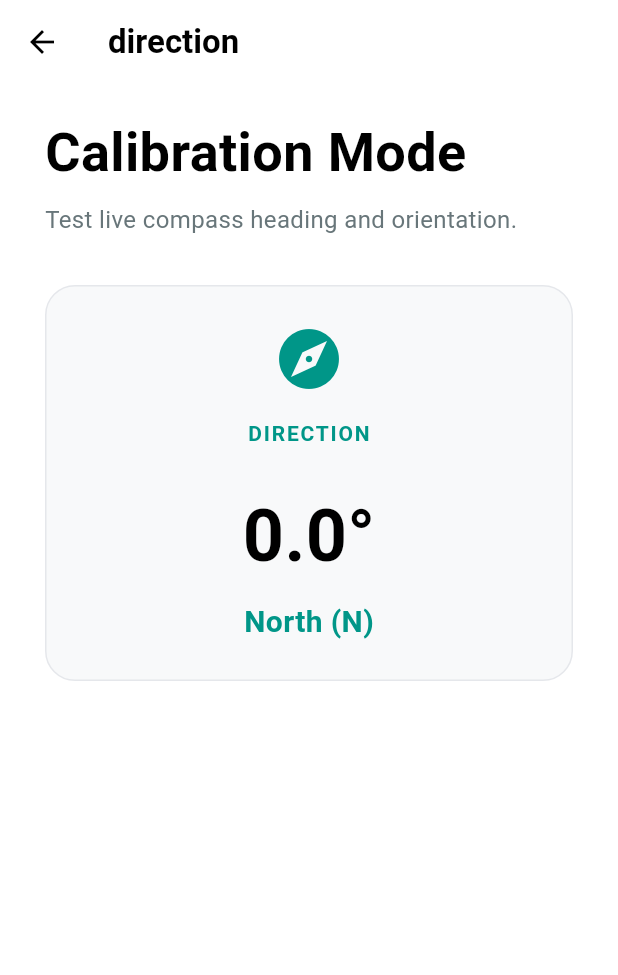
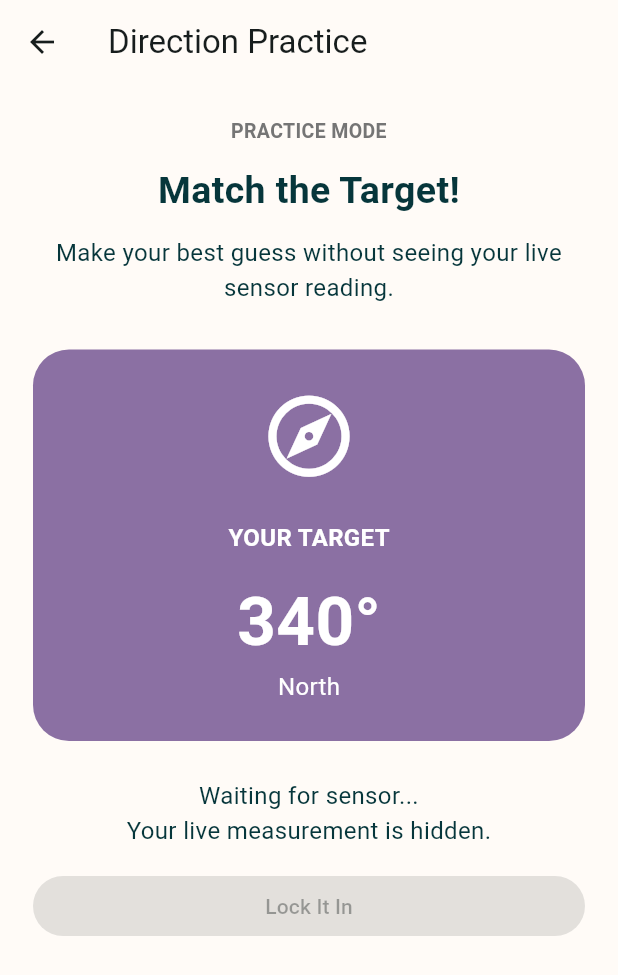
Before and after one commit to kaylamattson/csen268_final_project, a Flutter app: the PracticeScreen widget shown alone on an empty page, opened directly, after a tap on "Direction Task", on a phone screen of 412 x 824 dp. Shown: the top 975 px of the screen. Run offline on Flutter 3.47's test engine with Material 3 defaults, Android fonts, the phone set to English and light mode, and no system bars; our stand-ins replace cloud_firestore, firebase_auth, firebase_core, firebase_messaging, flutter_bloc, sensors_plus; missing offline and left inert: light; accounts and stored records are empty; network calls fail.

Commit message:
made practice stuff actully work

```diff
--- /dev/null
+++ b/lib/screens/practice_challenge_page.dart
@@ -0,0 +1,440 @@
+import 'dart:async';
+import 'dart:math' as math;
+
+import 'package:flutter/material.dart';
+import 'package:light/light.dart';
+import 'package:sensors_plus/sensors_plus.dart';
+
+import '../models/sensor_kind.dart';
+
+class PracticeChallengePage extends StatefulWidget {
+  final SensorKind kind;
+
+  const PracticeChallengePage({
+    super.key,
+    required this.kind,
+  });
+
+  @override
+  State<PracticeChallengePage> createState() => _PracticeChallengePageState();
+}
+
+class _PracticeChallengePageState extends State<PracticeChallengePage> {
+  final math.Random random = math.Random();
+
+  StreamSubscription<MagnetometerEvent>? compassSubscription;
+  StreamSubscription<AccelerometerEvent>? tiltSubscription;
+  StreamSubscription<int>? lightSubscription;
+
+  double? currentReading;
+  double? startingHeading;
+  double? lockedReading;
+  String? sensorError;
+
+  late double target;
+
+  bool tiltReady = false;
+  bool isLocked = false;
+
+  bool get isDirection => widget.kind == SensorKind.direction;
+
+  bool get isTilt => widget.kind == SensorKind.tilt;
+
+  bool get isLight => widget.kind == SensorKind.light;
+
+  @override
+  void initState() {
+    super.initState();
+    target = generateTarget();
+    startSensor();
+  }
+
+  double generateTarget() {
+    switch (widget.kind) {
+      case SensorKind.direction:
+        return random.nextInt(360).toDouble();
+
+      case SensorKind.tilt:
+        return (15 + random.nextInt(61)).toDouble();
+
+      case SensorKind.light:
+        return random.nextInt(40001).toDouble();
+    }
+  }
+
+  String cardinalDirection(double degrees) {
+    const directions = [
+      'North',
+      'Northeast',
+      'East',
+      'Southeast',
+      'South',
+      'Southwest',
+      'West',
+      'Northwest',
+    ];
+
+    final index = ((degrees + 22.5) ~/ 45) % 8;
+    return directions[index];
+  }
+
+  void updateReading(double value) {
+    if (!mounted || isLocked) return;
+
+    setState(() {
+      currentReading = value;
+
+      if (isDirection) {
+        startingHeading ??= value;
+      }
+    });
+  }
+
+  void startSensor() {
+    if (isDirection) {
+      compassSubscription = magnetometerEventStream().listen(
+        (event) {
+          final heading =
+              (math.atan2(event.y, event.x) * 180 / math.pi + 360) % 360;
+
+          updateReading(heading);
+        },
+        onError: handleSensorError,
+      );
+    } else if (isTilt) {
+      tiltSubscription = accelerometerEventStream().listen(
+        (event) {
+          final angle = math.atan2(event.y, event.z) * 180 / math.pi;
+
+          updateReading(angle.abs());
+        },
+        onError: handleSensorError,
+      );
+    } else {
+      lightSubscription = Light().lightSensorStream.listen(
+        (lux) {
+          updateReading(lux.toDouble());
+        },
+        onError: handleSensorError,
+      );
+    }
+  }
+
+  void handleSensorError(Object error) {
+    if (!mounted) return;
+
+    setState(() {
+      sensorError = error.toString();
+    });
+  }
+
+  void confirmTiltReady() {
+    if (!isTilt || currentReading == null || currentReading! > 5 || isLocked) {
+      return;
+    }
+
+    setState(() {
+      tiltReady = true;
+    });
+  }
+
+  void lockItIn() {
+    if (currentReading == null || isLocked) return;
+
+    if (isTilt && !tiltReady) return;
+
+    setState(() {
+      lockedReading = currentReading;
+      isLocked = true;
+    });
+  }
+
+  double get error {
+    if (lockedReading == null) return 0;
+
+    final difference = (lockedReading! - target).abs();
+
+    if (isDirection) {
+      return math.min(difference, 360 - difference);
+    }
+
+    return difference;
+  }
+
+  void tryAgain() {
+    final oldTarget = target;
+    double newTarget = generateTarget();
+
+    // Avoid generating the same target twice in a row.
+    while (newTarget == oldTarget) {
+      newTarget = generateTarget();
+    }
+
+    setState(() {
+      target = newTarget;
+      lockedReading = null;
+      isLocked = false;
+      tiltReady = false;
+
+      // The next attempt starts at the current heading.
+      startingHeading = isDirection ? currentReading : null;
+    });
+  }
+
+  String get taskTitle {
+    if (isDirection) return 'Direction Practice';
+    if (isTilt) return 'Tilt Practice';
+    return 'Light Practice';
+  }
+
+  String get unit => isLight ? 'lux' : '°';
+
+  String formatValue(double value) {
+    if (isLight) {
+      return '${value.toStringAsFixed(0)} lux';
+    }
+
+    return '${value.toStringAsFixed(1)}°';
+  }
+
+  @override
+  void dispose() {
+    compassSubscription?.cancel();
+    tiltSubscription?.cancel();
+    lightSubscription?.cancel();
+    super.dispose();
+  }
+
+  @override
+  Widget build(BuildContext context) {
+    final bool needsFlatStart = isTilt && !tiltReady;
+
+    final bool canLock =
+        currentReading != null && !isLocked && (!isTilt || tiltReady);
+
+    return Scaffold(
+      backgroundColor: const Color(0xFFFFFBF7),
+      appBar: AppBar(
+        title: Text(taskTitle),
+        backgroundColor: const Color(0xFFFFFBF7),
+      ),
+      body: SafeArea(
+        child: SingleChildScrollView(
+          padding: const EdgeInsets.all(22),
+          child: Column(
+            crossAxisAlignment: CrossAxisAlignment.stretch,
+            children: [
+              Text(
+                'PRACTICE MODE',
+                textAlign: TextAlign.center,
+                style: TextStyle(
+                  fontSize: 13,
+                  fontWeight: FontWeight.bold,
+                  color: Colors.grey.shade600,
+                ),
+              ),
+              const SizedBox(height: 12),
+              Text(
+                needsFlatStart
+                    ? 'Set Your Starting Position'
+                    : 'Match the Target!',
+                textAlign: TextAlign.center,
+                style: const TextStyle(
+                  fontSize: 25,
+                  fontWeight: FontWeight.bold,
+                ),
+              ),
+              const SizedBox(height: 12),
+              Text(
+                needsFlatStart
+                    ? 'Place your phone flat, screen facing up.'
+                    : 'Make your best guess without seeing '
+                        'your live sensor reading.',
+                textAlign: TextAlign.center,
+              ),
+              const SizedBox(height: 30),
+              Container(
+                padding: const EdgeInsets.all(25),
+                decoration: BoxDecoration(
+                  color: isDirection
+                      ? const Color(0xFF8B70A3)
+                      : isTilt
+                          ? const Color(0xFFFFD6DF)
+                          : const Color(0xFFE5F2BB),
+                  borderRadius: BorderRadius.circular(24),
+                ),
+                child: Column(
+                  children: [
+                    Icon(
+                      isDirection
+                          ? Icons.explore_outlined
+                          : isTilt
+                              ? Icons.screen_rotation_outlined
+                              : Icons.light_mode_outlined,
+                      size: 65,
+                      color: isDirection ? Colors.white : Colors.black87,
+                    ),
+                    const SizedBox(height: 24),
+                    if (isDirection && startingHeading != null) ...[
+                      Text(
+                        'STARTING DIRECTION',
+                        style: TextStyle(
+                          fontWeight: FontWeight.bold,
+                          color: isDirection ? Colors.white : Colors.black,
+                        ),
+                      ),
+                      const SizedBox(height: 8),
+                      Text(
+                        formatValue(startingHeading!),
+                        style: const TextStyle(
+                          fontSize: 27,
+                          fontWeight: FontWeight.bold,
+                          color: Colors.white,
+                        ),
+                      ),
+                      Text(
+                        cardinalDirection(startingHeading!),
+                        style: const TextStyle(
+                          color: Colors.white,
+                        ),
+                      ),
+                      const SizedBox(height: 28),
+                    ],
+                    if (needsFlatStart) ...[
+                      const Text(
+                        'START AT',
+                        style: TextStyle(
+                          fontWeight: FontWeight.bold,
+                        ),
+                      ),
+                      const SizedBox(height: 10),
+                      const Text(
+                        '0° — Flat',
+                        style: TextStyle(
+                          fontSize: 35,
+                          fontWeight: FontWeight.bold,
+                        ),
+                      ),
+                      const SizedBox(height: 15),
+                      Text(
+                        currentReading != null && currentReading! <= 5
+                            ? 'Phone is flat! You are ready.'
+                            : 'Adjust your phone until it is flat.',
+                        textAlign: TextAlign.center,
+                      ),
+                    ] else ...[
+                      Text(
+                        'YOUR TARGET',
+                        style: TextStyle(
+                          fontWeight: FontWeight.bold,
+                          color: isDirection ? Colors.white : Colors.black87,
+                        ),
+                      ),
+                      const SizedBox(height: 12),
+                      Text(
+                        '${target.toStringAsFixed(0)}$unit',
+                        style: TextStyle(
+                          fontSize: 45,
+                          fontWeight: FontWeight.bold,
+                          color: isDirection ? Colors.white : Colors.black87,
+                        ),
+                      ),
+                      if (isDirection)
+                        Text(
+                          cardinalDirection(target),
+                          style: const TextStyle(
+                            color: Colors.white,
+                            fontSize: 16,
+                          ),
+                        ),
+                      if (isTilt)
+                        const Text(
+                          'Lift the top edge of your phone.',
+                          textAlign: TextAlign.center,
+                        ),
+                      if (isLight)
+                        const Text(
+                          'Adjust the light reaching the sensor.',
+                          textAlign: TextAlign.center,
+                        ),
+                    ],
+                  ],
+                ),
+              ),
+              const SizedBox(height: 25),
+              if (sensorError != null)
+                Text(
+                  'Sensor error: $sensorError',
+                  textAlign: TextAlign.center,
+                  style: const TextStyle(color: Colors.red),
+                ),
+              if (currentReading == null && sensorError == null)
+                const Text(
+                  'Waiting for sensor...',
+                  textAlign: TextAlign.center,
+                ),
+              if (!isLocked && needsFlatStart) ...[
+                ElevatedButton(
+                  onPressed: currentReading != null && currentReading! <= 5
+                      ? confirmTiltReady
+                      : null,
+                  child: const Text("I'm Ready"),
+                ),
+              ] else if (!isLocked) ...[
+                const Text(
+                  'Your live measurement is hidden.',
+                  textAlign: TextAlign.center,
+                ),
+                const SizedBox(height: 15),
+                ElevatedButton(
+                  onPressed: canLock ? lockItIn : null,
+                  child: const Text('Lock It In'),
+                ),
+              ] else ...[
+                Container(
+                  padding: const EdgeInsets.all(20),
+                  decoration: BoxDecoration(
+                    color: Colors.white,
+                    borderRadius: BorderRadius.circular(18),
+                  ),
+                  child: Column(
+                    children: [
+                      const Text(
+                        'YOUR RESULT',
+                        style: TextStyle(
+                          fontWeight: FontWeight.bold,
+                        ),
+                      ),
+                      const SizedBox(height: 12),
+                      Text(
+                        formatValue(lockedReading!),
+                        style: const TextStyle(
+                          fontSize: 28,
+                          fontWeight: FontWeight.bold,
+                        ),
+                      ),
+                      const SizedBox(height: 8),
+                      Text(
+                        '${formatValue(error)} off target',
+                        style: const TextStyle(
+                          fontSize: 18,
+                        ),
+                      ),
+                    ],
+                  ),
+                ),
+                const SizedBox(height: 20),
+                ElevatedButton(
+                  onPressed: tryAgain,
+                  child: const Text(
+                    'Try Again — New Target',
+                  ),
+                ),
+              ],
+            ],
+          ),
+        ),
+      ),
+    );
+  }
+}
--- a/lib/screens/practice_screen.dart
+++ b/lib/screens/practice_screen.dart
@@ -2,7 +2,7 @@ import 'package:flutter/material.dart';
 import '../models/sensor_kind.dart';
 import '../widgets/app_text.dart';
 import '../widgets/task_card.dart';
-import 'sensor_practice_page.dart';
+import 'practice_challenge_page.dart';
 
 class PracticeScreen extends StatelessWidget {
   const PracticeScreen({super.key});
@@ -38,9 +38,9 @@ class PracticeScreen extends StatelessWidget {
                     () => Navigator.push(
                       context,
                       MaterialPageRoute(
-                        builder: (context) => SensorPracticePage(
+                        builder: (context) => PracticeChallengePage(
                           // Pass the specific task name dynamically based on the loop item
-                          taskName: kind.name,
+                          kind: kind,
                         ),
                       ),
                     ),
```
